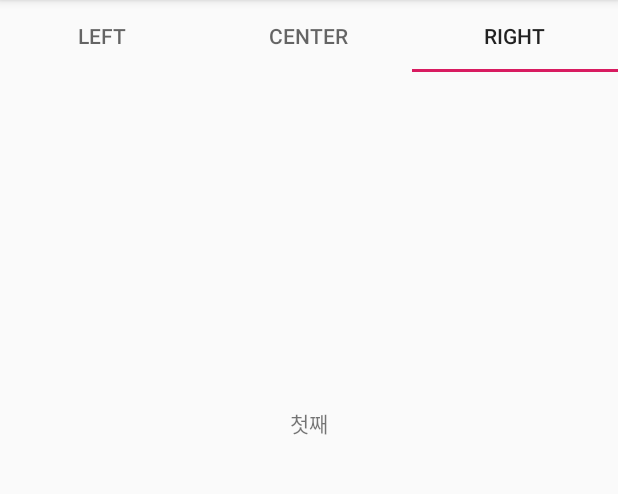
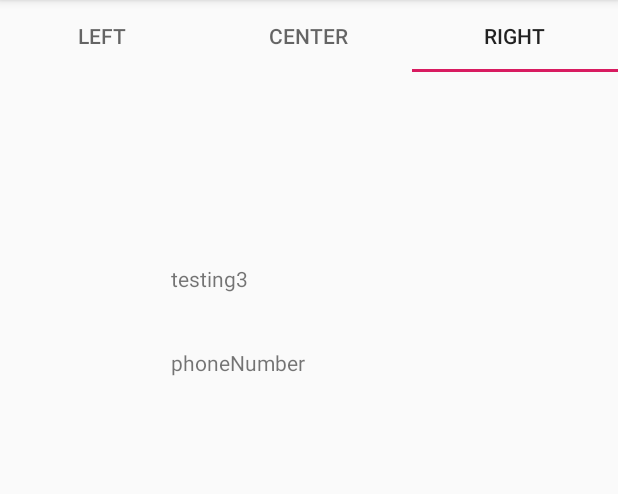
Before and after one commit to youngsunpark21/Week2_Project2, an Android app: the screen it shows after launch (MainActivity), tab 3 chosen, on a phone screen of 412 x 824 dp, the part 84-578 px from its top. Run offline under Robolectric (Android 15) with nearby library versions, the phone set to English and light mode, and no system bars; libraries missing offline, so code that uses them is left out: com.gun0912.tedpermission; pictures from the network do not load; 4 statements that could not run were skipped.

Commit message:
Test thread working

```diff
--- a/app/src/main/AndroidManifest.xml
+++ b/app/src/main/AndroidManifest.xml
@@ -6,6 +6,8 @@
     <uses-permission android:name="android.permission.READ_EXTERNAL_STORAGE" />
     <uses-permission android:name="android.permission.READ_CONTACTS" />
     <uses-permission android:name="android.permission.WRITE_CONTACTS"/>
+
+    <uses-permission android:name="android.permission.INTERNET"/>
 
     <application
         android:allowBackup="true"
@@ -27,6 +29,7 @@
 
         <activity android:name=".GalleryPreview"
             android:configChanges="orientation|screenSize"/>
+
     </application>
 
 </manifest>
--- a/app/src/main/java/com/example/q/project2/MainActivity.java
+++ b/app/src/main/java/com/example/q/project2/MainActivity.java
@@ -6,11 +6,19 @@ import android.support.design.widget.TabLayout;
 import android.support.v4.view.ViewPager;
 import android.support.v7.app.AppCompatActivity;
 import android.os.Bundle;
+import android.util.Log;
 import android.widget.Toast;
 
 import com.gun0912.tedpermission.PermissionListener;
 import com.gun0912.tedpermission.TedPermission;
 
+import java.io.BufferedReader;
+import java.io.IOException;
+import java.io.InputStream;
+import java.io.InputStreamReader;
+import java.net.HttpURLConnection;
+import java.net.MalformedURLException;
+import java.net.URL;
 import java.util.ArrayList;
 import java.util.HashMap;
 
@@ -75,6 +83,33 @@ public class MainActivity extends AppCompatActivity implements Fragment2.OneTime
 
             }
         });
+
+
+        //thread 만들기
+        Thread thread = new Thread() {
+            @Override
+            public void run() {
+                try {
+                    URL url = new URL("http://socrip4.kaist.ac.kr:1080/api/users/all");
+                    //url 바꾸기
+                    HttpURLConnection connection = (HttpURLConnection) url.openConnection();
+                    connection.setRequestMethod("GET");
+                    //connection.setRequestProperty("utf-8","/api/getcontact");
+
+//                    connection.setConnectTimeout(10000);
+//                    connection.setReadTimeout(10000);
+//                    InputStream inputStream = connection.getInputStream();
+//                    InputStreamReader inputStreamReader = new InputStreamReader(inputStream);
+//                    BufferedReader bufferedReader = new BufferedReader(inputStreamReader);
+                    Log.d("BACKDATA", String.valueOf(connection.getResponseCode()));
+                 //   Log.d("BACKDATA",bufferedReader.readLine());
+                }
+                catch (Exception e) {
+                    Log.d("BACKDATA", e.getMessage());
+                }
+            }
+        };
+        thread.start();
     }
 
     @Override
@@ -84,4 +119,5 @@ public class MainActivity extends AppCompatActivity implements Fragment2.OneTime
         intent.putExtra("name", a.get("name"));
         startActivity(intent);
     }
+
 }
--- a/app/src/main/res/layout/fragmentlayout3.xml
+++ b/app/src/main/res/layout/fragmentlayout3.xml
@@ -4,11 +4,22 @@
     android:layout_height="match_parent">
 
     <TextView
-        android:id="@+id/textView"
+        android:id="@+id/testName"
         android:layout_width="wrap_content"
         android:layout_height="wrap_content"
+        android:layout_alignParentStart="true"
         android:layout_alignParentTop="true"
-        android:layout_centerHorizontal="true"
-        android:layout_marginTop="223dp"
-        android:text="첫째" />
+        android:layout_marginStart="114dp"
+        android:layout_marginTop="128dp"
+        android:text="testing3" />
+
+    <TextView
+        android:id="@+id/testNum"
+        android:layout_width="wrap_content"
+        android:layout_height="wrap_content"
+        android:layout_alignStart="@+id/testName"
+        android:layout_alignParentTop="true"
+        android:layout_marginTop="184dp"
+        android:text="phoneNumber" />
+
 </RelativeLayout>
```
Also changed, not shown: app/build.gradle (+6 -6 lines).
